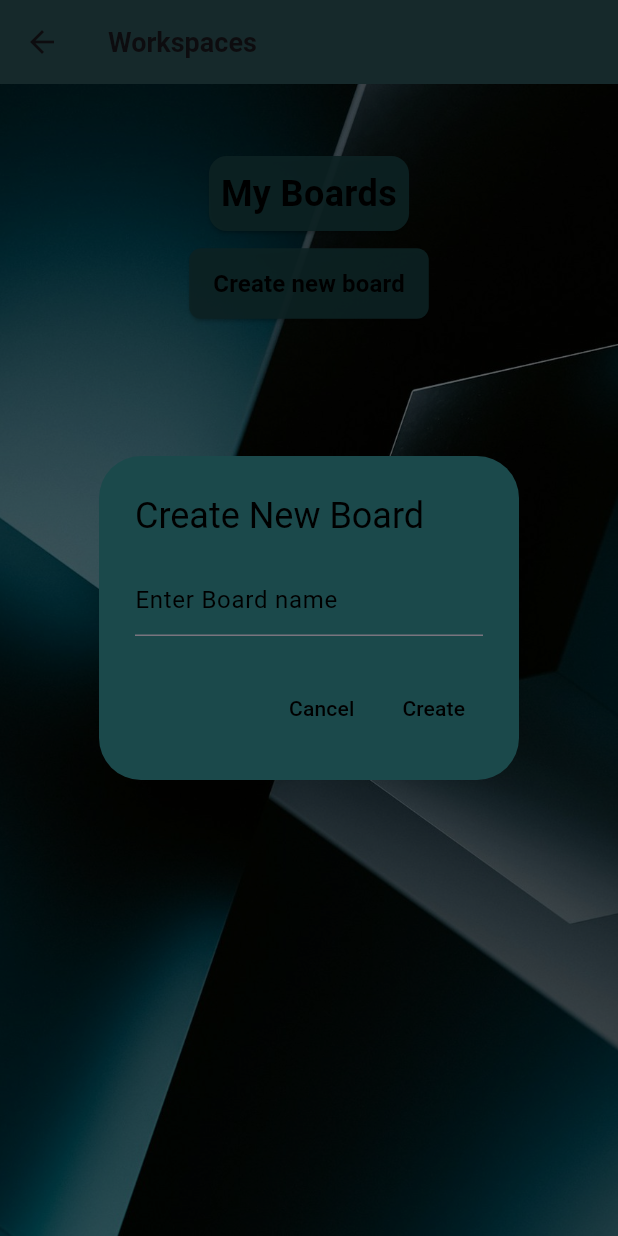
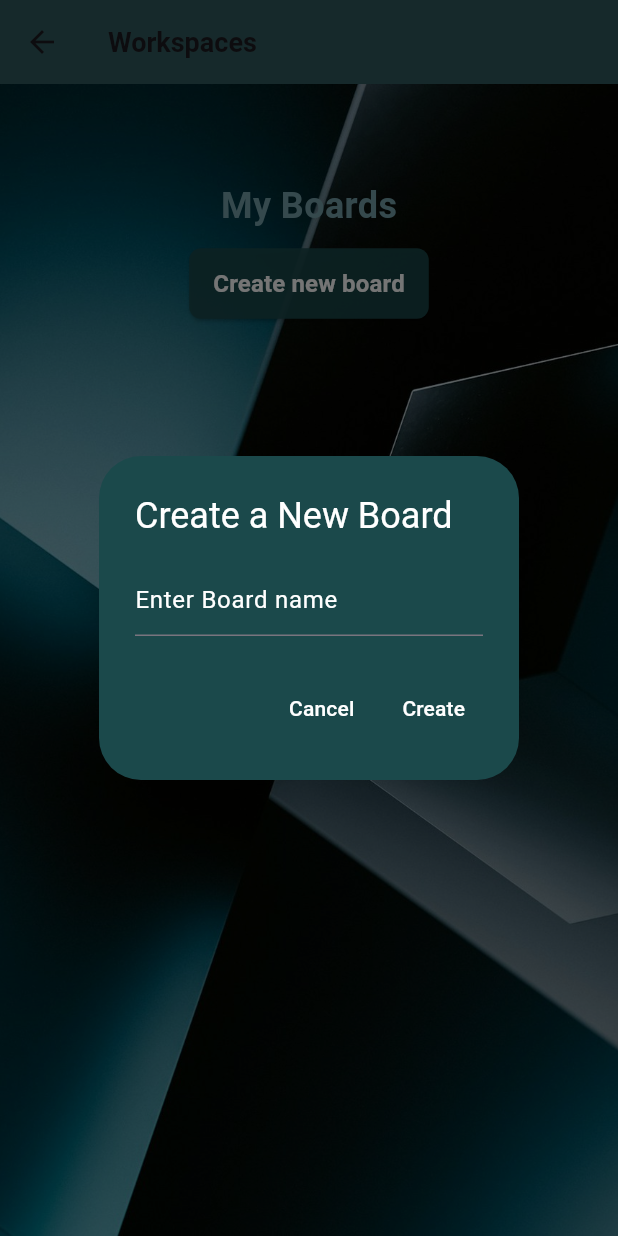
Before and after one commit to Ogesebastien1/SSM_MobileApp, a Flutter app: the Workspace screen opened directly with empty values, after a tap on "Create new board", on a phone screen of 412 x 824 dp. Run offline on Flutter 3.47's test engine with Material 3 defaults, Android fonts, the phone set to English and light mode, and no system bars; our stand-ins replace flutter_dotenv; network calls fail.

Commit message:
All designs done2.

```diff
--- a/lib/pages/workspace.dart
+++ b/lib/pages/workspace.dart
@@ -55,21 +55,16 @@ class _WorkspaceState extends State<Workspace> {
               crossAxisAlignment: CrossAxisAlignment.stretch,
               children: [
                 const SizedBox(height: 48.0),
-                Align(
+                SafeArea(
+  child: Container(
     alignment: Alignment.topCenter,
-                  child: Card(
-                    color: const Color.fromARGB(255, 27, 73, 75).withOpacity(0.9),
-                    margin: const EdgeInsets.symmetric(horizontal: 32.0),
-                    child: const Padding(
-                      padding: EdgeInsets.all(8.0),
-                      child: Text(
+    padding: const EdgeInsets.only(top: 16.0),
+    child: const Text(
       'My Boards',
-                        textAlign: TextAlign.center,
       style: TextStyle(
         fontSize: 24,
         fontWeight: FontWeight.bold,
-                          color: Colors.black,
-                        ),
+        color: Color.fromARGB(255, 116, 159, 168), // Text color
       ),
     ),
   ),
@@ -92,7 +87,7 @@ class _WorkspaceState extends State<Workspace> {
                       'Create new board',
                       style: TextStyle(
                         fontSize: 16,
-                        color: Colors.black,
+                        color: Colors.white,
                         fontWeight: FontWeight.bold,
                       ),
                     ),
@@ -200,7 +195,7 @@ class _WorkspaceState extends State<Workspace> {
               child: Text(
                 boards[index].name,
                 style: const TextStyle(
-                  color: Colors.black,
+                  color: Colors.white,
                   fontWeight: FontWeight.bold,
                   fontSize: 18,
                 ),
@@ -230,22 +225,22 @@ class _WorkspaceState extends State<Workspace> {
       return AlertDialog(
         backgroundColor: const Color.fromARGB(255, 27, 73, 75),
         title: const Text(
-          'Create New Board',
-          style: TextStyle(color: Colors.black),
+          'Create a New Board',
+          style: TextStyle(color: Colors.white),
         ),
         content: TextField(
           controller: nameController,
-          style: const TextStyle(color: Colors.black),
+          style: const TextStyle(color: Colors.white),
           decoration: const InputDecoration(
             hintText: 'Enter Board name',
-            hintStyle: TextStyle(color: Colors.black),
+            hintStyle: TextStyle(color: Colors.white),
           ),
         ),
         actions: [
           TextButton(
             child: const Text(
               'Cancel',
-              style: TextStyle(color: Colors.black),
+              style: TextStyle(color: Colors.white),
             ),
             onPressed: () {
               Navigator.pop(context);
@@ -254,7 +249,7 @@ class _WorkspaceState extends State<Workspace> {
           TextButton(
             child: const Text(
               'Create',
-              style: TextStyle(color: Colors.black),
+              style: TextStyle(color: Colors.white),
             ),
             onPressed: () async {
               var newName = nameController.text;
```
Also changed, not shown: lib/pages/board.dart (+77 -35 lines), lib/pages/home.dart (+13 -17 lines). Lines whose indentation alone changed are shown as unchanged.
